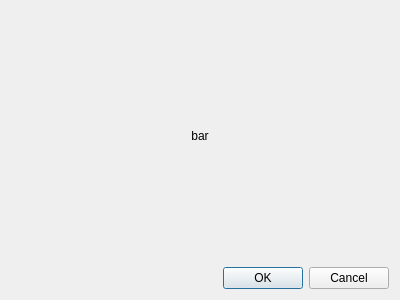
Old version of the form screens/ui/admin_ui/admin_inventory/barcode.ui in the repository sehae/POS-with-Inventory-System.
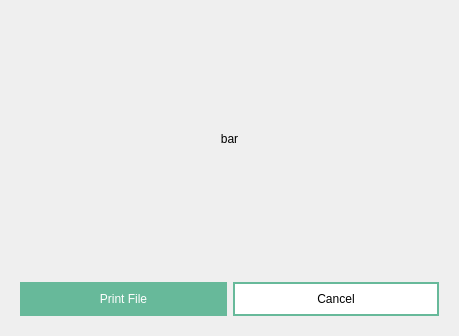
New version of the form.

Commit message:
Working Barcode Scan
Updates quantity for counting products at the end of the day.

```diff
--- a/screens/ui/admin_ui/admin_inventory/barcode.ui
+++ b/screens/ui/admin_ui/admin_inventory/barcode.ui
@@ -6,8 +6,8 @@
    <rect>
     <x>0</x>
     <y>0</y>
-    <width>400</width>
-    <height>300</height>
+    <width>459</width>
+    <height>336</height>
    </rect>
   </property>
   <property name="windowTitle">
@@ -25,13 +25,64 @@
     </widget>
    </item>
    <item>
-    <widget class="QDialogButtonBox" name="buttonBox">
-     <property name="orientation">
-      <enum>Qt::Horizontal</enum>
+    <widget class="QWidget" name="dialogBox" native="true">
+     <property name="sizePolicy">
+      <sizepolicy hsizetype="Preferred" vsizetype="Fixed">
+       <horstretch>0</horstretch>
+       <verstretch>0</verstretch>
+      </sizepolicy>
      </property>
-     <property name="standardButtons">
-      <set>QDialogButtonBox::Cancel|QDialogButtonBox::Ok</set>
-     </property>
+     <layout class="QHBoxLayout" name="horizontalLayout">
+      <item>
+       <widget class="QPushButton" name="printBTN">
+        <property name="styleSheet">
+         <string notr="true">QPushButton {
+    background-color: #67B99A;
+    color: white;
+    border: 2px solid #67B99A;
+    padding: 8px 16px;
+    border-radius: 20px;
+}
+QPushButton:hover {
+    background-color: #5CAE8B;
+    border: 2px solid #5CAE8B;
+}
+QPushButton:pressed {
+    background-color: #4D9C7F;
+	border: 2px solid #4D9C7F;
+}</string>
+        </property>
+        <property name="text">
+         <string>Print File</string>
+        </property>
+       </widget>
+      </item>
+      <item>
+       <widget class="QPushButton" name="cancelBTN">
+        <property name="styleSheet">
+         <string notr="true">QPushButton {
+    background-color: white;
+    border: 2px solid #67B99A;
+    color: black;
+    padding: 8px 16px;
+    border-radius: 20px;
+}
+
+QPushButton:hover {
+    border: 2px solid #4D926D;
+}
+
+QPushButton:pressed {
+	background-color: #F0F0F0;
+	border: 2px solid #265C42;
+}</string>
+        </property>
+        <property name="text">
+         <string>Cancel</string>
+        </property>
+       </widget>
+      </item>
+     </layout>
     </widget>
    </item>
   </layout>
```
Left out of the diff: 35 changed lines with no effect on the pictures. The commit also changes 10 other files.
